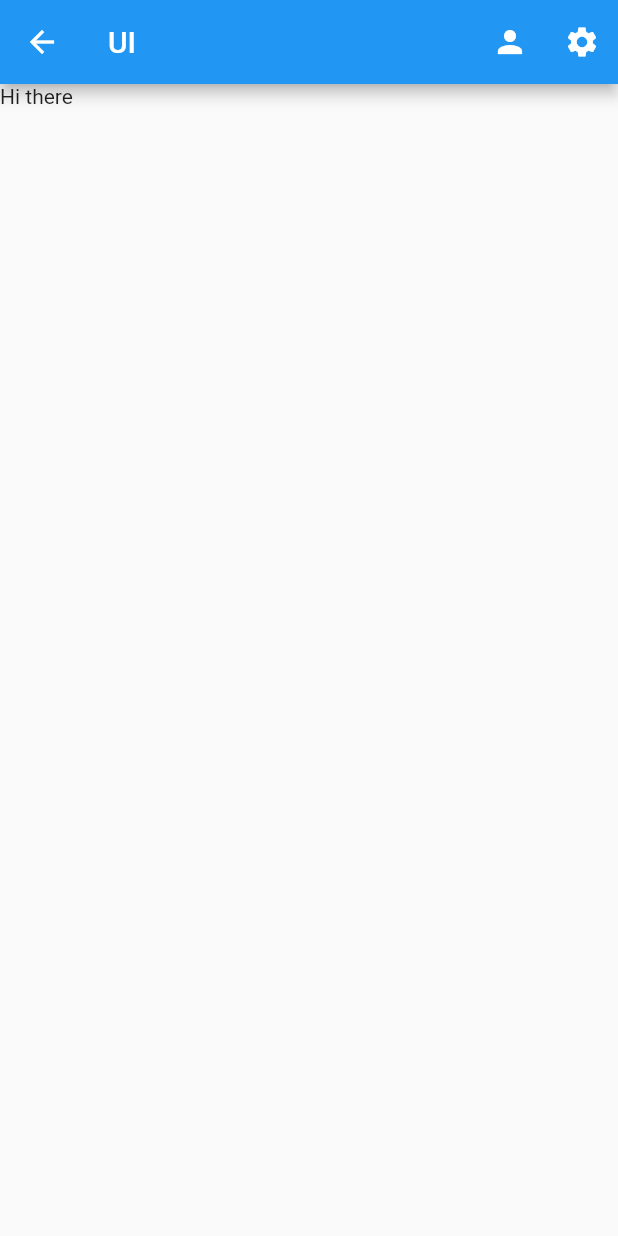
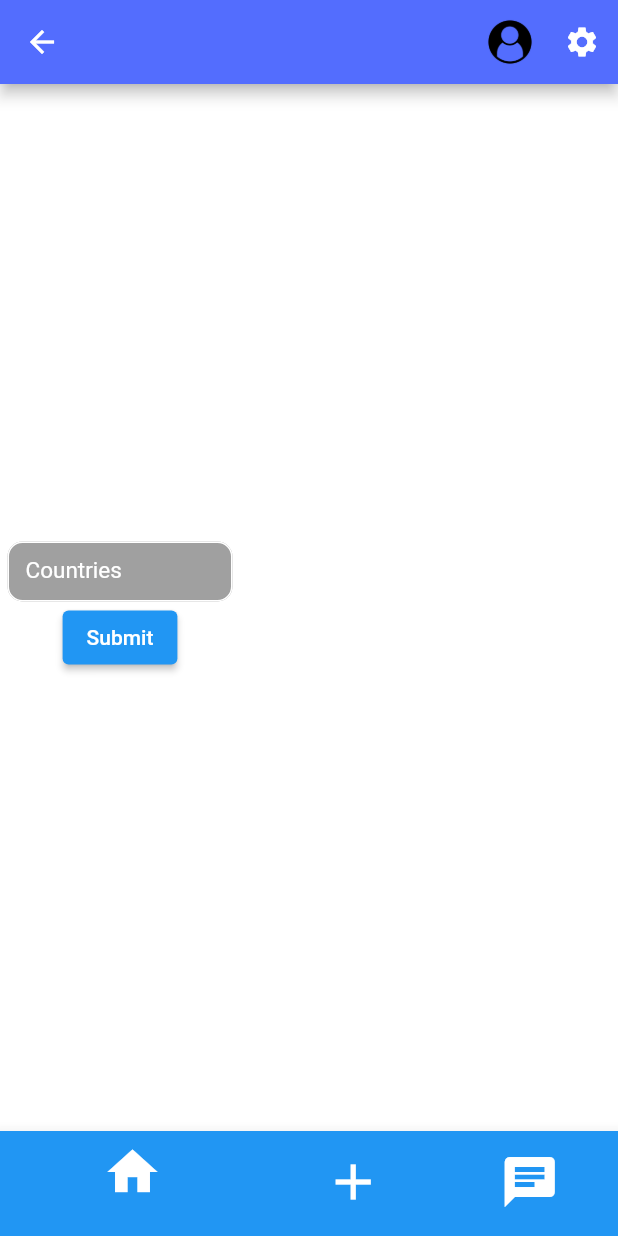
Before and after one commit to daniell0427/cligo, a Flutter app: the HomeView screen opened by its route, on a phone screen of 412 x 824 dp. Run offline on Flutter 3.47's test engine with Material 2 defaults, Android fonts, the phone set to English and light mode, and no system bars; drawn by our look-alikes of searchfield; our stand-ins replace firebase_auth, firebase_core; accounts and stored records are empty; network calls fail.

Commit message:
searchfields step-4

```diff
--- /dev/null
+++ b/lib/constants/images.dart
@@ -0,0 +1 @@
+const defaultAvatar = 'assets/images/default_avatar.png';
--- /dev/null
+++ b/lib/constants/routes.dart
@@ -0,0 +1,4 @@
+const loginRoute = '/login/';
+const registerRoute = '/register/';
+const profileRoute = '/profile/';
+const homeRoute = '/home/';
--- /dev/null
+++ b/lib/features/bottom_navigation.dart
@@ -0,0 +1,75 @@
+import 'package:cligo/features/searchfield_make_list.dart';
+import 'package:cligo/view/home_template.dart';
+import 'package:cligo/view/home_view.dart';
+import 'package:flutter/material.dart';
+import 'package:searchfield/searchfield.dart';
+
+import '../constants/list_of_countries_and_cities.dart' as mylist;
+
+class BottomNavigation extends StatefulWidget {
+  const BottomNavigation({super.key});
+
+  @override
+  State<BottomNavigation> createState() => _BottomNavigationState();
+}
+
+class _BottomNavigationState extends State<BottomNavigation> {
+  late final TextEditingController _country;
+
+  @override
+  void initState() {
+    _country = TextEditingController();
+    super.initState();
+  }
+
+  @override
+  void dispose() {
+    _country.dispose();
+    super.dispose();
+  }
+
+  final pages = [
+    homeView,
+    const Text('Add'),
+    const Text('Chat'),
+  ];
+
+  int _curentIndex = 0;
+
+  @override
+  Widget build(BuildContext context) {
+    return Scaffold(
+      backgroundColor: Colors.white,
+      body: pages[_curentIndex],
+      bottomNavigationBar: BottomNavigationBar(
+        type: BottomNavigationBarType.shifting,
+        iconSize: 40,
+        currentIndex: _curentIndex,
+        items: const [
+          BottomNavigationBarItem(
+            icon: Icon(Icons.home),
+            label: String.fromEnvironment('Home'),
+            backgroundColor: Colors.blue,
+          ),
+          BottomNavigationBarItem(
+            icon: Icon(Icons.add),
+            label: String.fromEnvironment('Add'),
+            backgroundColor: Colors.cyan,
+          ),
+          BottomNavigationBarItem(
+            icon: Icon(Icons.chat),
+            label: String.fromEnvironment('Chat'),
+            backgroundColor: Colors.grey,
+          ),
+        ],
+        onTap: (index) {
+          setState(
+            () {
+              _curentIndex = index;
+            },
+          );
+        },
+      ),
+    );
+  }
+}
--- /dev/null
+++ b/lib/view/home_template.dart
@@ -0,0 +1,61 @@
+import 'package:cligo/constants/images.dart';
+import 'package:cligo/constants/routes.dart';
+import 'package:cligo/features/bottom_navigation.dart' as features;
+import 'package:cligo/features/logout.dart' as features;
+import 'package:firebase_auth/firebase_auth.dart';
+import 'package:flutter/material.dart';
+
+// ignore: unused_import
+import 'dart:developer' as devtools show log;
+
+class HomeView extends StatefulWidget {
+  const HomeView({super.key});
+
+  @override
+  State<HomeView> createState() => _HomeViewState();
+}
+
+enum NavAction { logout }
+
+class _HomeViewState extends State<HomeView> {
+
+
+  @override
+  Widget build(BuildContext context) {
+    return Scaffold(
+      backgroundColor: Colors.white,
+      appBar: AppBar(
+        backgroundColor: Colors.indigoAccent,
+        actions: [
+          IconButton(
+              onPressed: () {
+                Navigator.pushNamed(context, profileRoute);
+              },
+              icon: Image.asset(defaultAvatar)),
+          PopupMenuButton<NavAction>(
+            icon: const Icon(Icons.settings),
+            onSelected: (value) async {
+              switch (value) {
+                case NavAction.logout:
+                  final shouldLogout = await features.showLogoutDialog(context);
+                  if (shouldLogout) {
+                    FirebaseAuth.instance.signOut();
+                    Navigator.of(context)
+                        .pushNamedAndRemoveUntil(loginRoute, (_) => false);
+                  }
+              }
+            },
+            itemBuilder: (context) {
+              return const [
+                PopupMenuItem<NavAction>(
+                    value: NavAction.logout, child: Text('Log out'))
+              ];
+            },
+          )
+        ],
+      ),
+      body:
+      const features.BottomNavigation(),
+    );
+  }
+}
--- a/lib/view/home_view.dart
+++ b/lib/view/home_view.dart
@@ -1,77 +1,72 @@
-import 'package:cligo/view/login_view.dart';
-import 'package:cligo/view/profile_view.dart';
-import 'package:firebase_auth/firebase_auth.dart';
 import 'package:flutter/material.dart';
-import 'dart:developer' as devtools show log;
+import 'package:searchfield/searchfield.dart';
+import '../constants/list_of_countries_and_cities.dart' as mylist;
+import '../features/searchfield_make_list.dart';
 
-class HomeView extends StatefulWidget {
-  const HomeView({super.key});
+final _formKey = GlobalKey<FormState>();
 
-  @override
-  State<HomeView> createState() => _HomeViewState();
-}
-
-enum NavAction { logout }
-
-class _HomeViewState extends State<HomeView> {
-  @override
-  Widget build(BuildContext context) {
-    return Scaffold(
-      appBar: AppBar(
-        title: const Text('UI'),
-        actions: [
-          IconButton(
-              onPressed: () {
-                Navigator.pushNamed(context, '/profile/');
-              },
-              icon: const Icon(Icons.person)),
-          PopupMenuButton<NavAction>(
-            icon: const Icon(Icons.settings),
-            onSelected: (value) async {
-              switch (value) {
-                case NavAction.logout:
-                  final shouldLogout = await showLogoutDialog(context);
-                  if (shouldLogout) {
-                    FirebaseAuth.instance.signOut();
-                    Navigator.of(context)
-                        .pushNamedAndRemoveUntil('/login/', (_) => false);
-                  }
+final homeView = Padding(
+  padding: const EdgeInsets.all(5.0),
+  child: Column(
+    mainAxisAlignment: MainAxisAlignment.center,
+    children: [
+      Form(
+        key: _formKey,
+        child: SizedBox(
+          width: 150,
+          height: 40,
+          child: SearchField(
+            suggestions: makeSearchFieldList(mylist.countries),
+            validator: (x) {
+              if (!mylist.countries.contains(x) || x!.isEmpty) {
+                return 'Please Enter a valid State';
               }
+              return null;
             },
-            itemBuilder: (context) {
-              return const [
-                PopupMenuItem<NavAction>(
-                    value: NavAction.logout, child: Text('Log out'))
-              ];
-            },
-          )
-        ],
+            maxSuggestionsInViewPort: 6,
+            suggestionState: Suggestion.expand,
+            searchInputDecoration: const InputDecoration(
+              filled: true,
+              fillColor: Color.fromARGB(122, 57, 57, 57),
+              hintText: 'Caută..',
+              hintStyle: TextStyle(
+                color: Colors.white,
+                fontSize: 14,
+                height: BorderSide.strokeAlignOutside,
+              ),
+              labelText: 'Countries',
+              labelStyle: TextStyle(
+                  fontWeight: FontWeight.normal,
+                  fontSize: 15,
+                  color: Colors.white),
+              enabledBorder: OutlineInputBorder(
+                borderRadius: BorderRadius.all(
+                  Radius.circular(10.0),
+                ),
+                borderSide: BorderSide(
+                  color: Colors.white,
+                ),
+              ),
+              focusedBorder: OutlineInputBorder(
+                borderSide: BorderSide(
+                  color: Colors.white,
+                ),
+                borderRadius: BorderRadius.all(
+                  Radius.circular(15.0),
+                ),
+              ),
+            ),
+          ),
+        ),
       ),
-      body: const Text('Hi there'),
-    );
-  }
-}
-
-Future<bool> showLogoutDialog(BuildContext context) {
-  return showDialog<bool>(
-    context: context,
-    builder: (context) {
-      return AlertDialog(
-        title: const Text('Logout'),
-        content: const Text('Are you sure you want to log out?'),
-        actions: [
-          TextButton(
-              onPressed: () {
-                Navigator.pop(context, false);
-              },
-              child: const Text('Cancel')),
-          TextButton(
-              onPressed: () {
-                Navigator.pop(context, true);
-              },
-              child: const Text('Logout')),
-        ],
-      );
-    },
-  ).then((value) => value ?? false);
-}
+      ElevatedButton(
+        onPressed: () {
+          if (_formKey.currentState!.validate()) {
+            print('alright');
+          }
+        },
+        child: const Text('Submit'),
+      )
+    ],
+  ),
+);
--- a/lib/view/verify_email_view.dart
+++ b/lib/view/verify_email_view.dart
@@ -1,5 +1,6 @@
 import 'package:firebase_auth/firebase_auth.dart';
 import 'package:flutter/material.dart';
+import 'dart:developer' as devtools show log;
 
 class VerifyEmailView extends StatefulWidget {
   const VerifyEmailView({super.key});
@@ -16,7 +17,7 @@ class _VerifyEmailViewState extends State<VerifyEmailView> {
         const Text("Verify ur email here:"),
         TextButton(
             onPressed: () async {
-              print('Email verificat');
+              devtools.log('Email verificat');
               final user = FirebaseAuth.instance.currentUser;
               user?.sendEmailVerification();
             },
```
Also changed, not shown: lib/constants/list_of_countries_and_cities.dart (added, +87 -0 lines), lib/features/logout.dart (added, +25 -0 lines), lib/features/searchfield_make_list.dart (added, +9 -0 lines), lib/main.dart (+18 -11 lines), lib/view/login_view.dart (+97 -12 lines), lib/view/register_view.dart (+67 -12 lines), pubspec.yaml (+7 -7 lines), assets/images/default_avatar.png (added), pubspec.lock, 1 other file.
